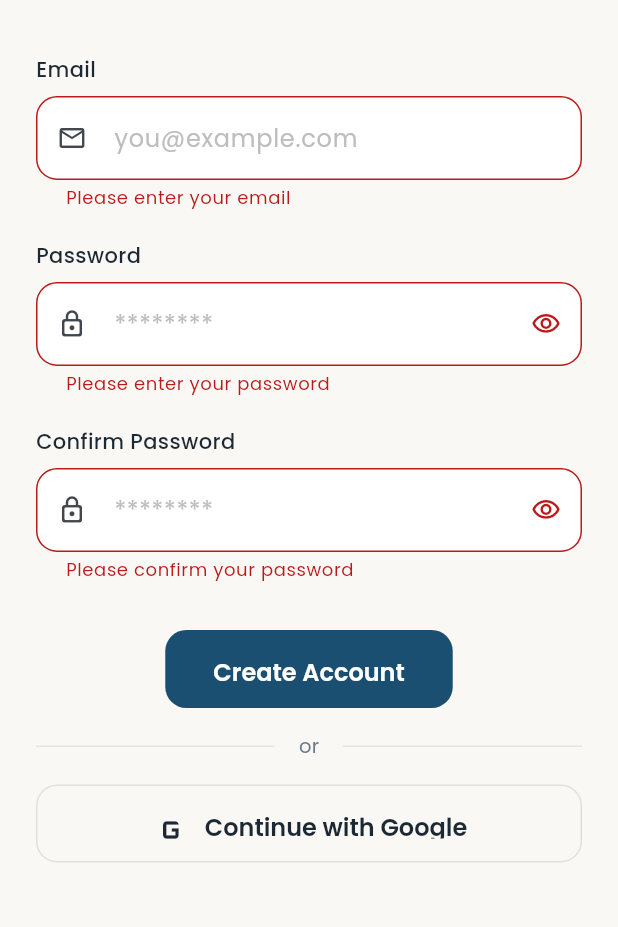
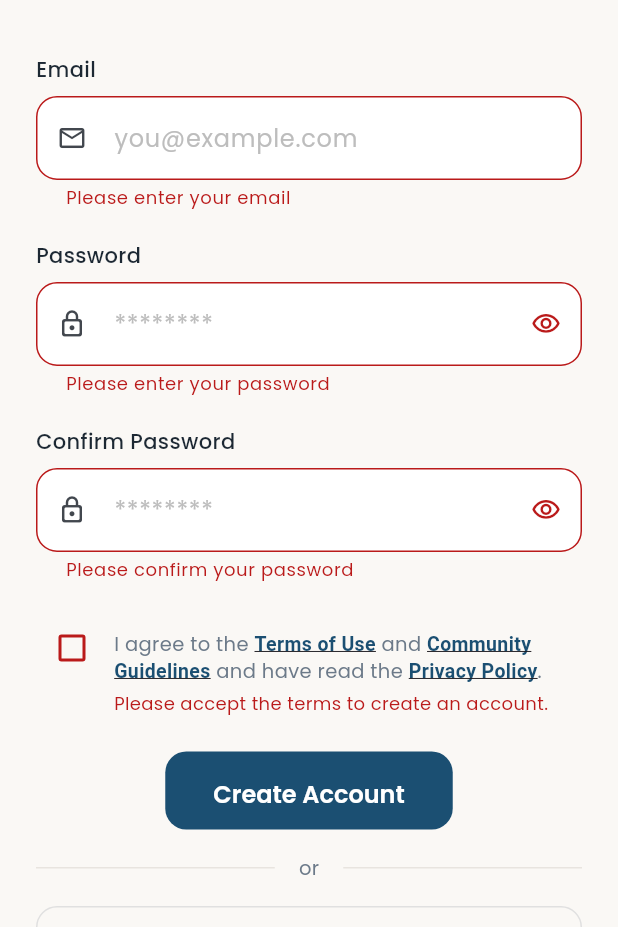
Before and after one commit to AlexandreC1/htbiz, a Flutter app: the SignUpScreen screen opened directly, after a tap on "Create Account", on a phone screen of 412 x 824 dp, the part 309-1236 px from its top. Run offline on Flutter 3.47's test engine with Material 3 defaults, Android fonts, the phone set to English and light mode, and no system bars; our stand-ins replace cached_network_image, firebase_core, firebase_messaging, fl_chart, flutter_dotenv, flutter_native_splash and 8 more; missing offline and left inert: dart:js_interop; accounts and stored records are empty; network calls fail.

Commit message:
Add in-app account deletion and terms acceptance at sign up

```diff
--- /dev/null
+++ b/lib/config/legal_links.dart
@@ -0,0 +1,15 @@
+/// Public web pages the app links to.
+///
+/// OWNER ACTION: these point at GitHub Pages for this repository. Replace
+/// [_host] with wherever the `landing/` folder is actually published, and
+/// enter the same delete-account URL in the Play Console Data safety form.
+class LegalLinks {
+  static const _host = 'https://alexandrec1.github.io/htbiz';
+
+  static final terms = Uri.parse('$_host/terms.html');
+  static final guidelines = Uri.parse('$_host/guidelines.html');
+  static final privacy = Uri.parse('$_host/privacy.html');
+
+  /// Where an account can be deleted without the app.
+  static final deleteAccount = Uri.parse('$_host/delete-account.html');
+}
--- a/lib/screens/auth/signup_screen.dart
+++ b/lib/screens/auth/signup_screen.dart
@@ -9,6 +9,7 @@ import '../../main.dart';
 import '../../services/app_exception.dart';
 import '../../services/google_auth_service.dart';
 import '../../widgets/app_toast.dart';
+import '../../widgets/legal_consent.dart';
 import '../../services/business_service.dart';
 import '../../services/localization_service.dart';
 import '../main_shell.dart';
@@ -33,6 +34,8 @@ class _SignUpScreenState extends State<SignUpScreen> {
   bool _obscureConfirmPassword = true;
   bool _awaitingEmailConfirmation = false;
   bool _isResendingConfirmation = false;
+  bool _acceptedTerms = false;
+  bool _showTermsError = false;
   StreamSubscription<AuthState>? _authSubscription;
 
   @override
@@ -56,7 +59,17 @@ class _SignUpScreenState extends State<SignUpScreen> {
     super.dispose();
   }
 
+  void _setAcceptedTerms(bool value) {
+    setState(() => _acceptedTerms = value);
+  }
+
   Future<void> _signUpWithGoogle() async {
+    // Google creates the account too, so the same acceptance is required.
+    if (!_acceptedTerms) {
+      setState(() => _showTermsError = true);
+      return;
+    }
+
     setState(() => _isGoogleLoading = true);
 
     try {
@@ -114,7 +127,9 @@ class _SignUpScreenState extends State<SignUpScreen> {
   }
 
   Future<void> _signUp() async {
-    if (!_formKey.currentState!.validate()) return;
+    final formValid = _formKey.currentState!.validate();
+    if (!_acceptedTerms) setState(() => _showTermsError = true);
+    if (!formValid || !_acceptedTerms) return;
 
     setState(() => _isLoading = true);
 
@@ -357,7 +372,16 @@ class _SignUpScreenState extends State<SignUpScreen> {
                         },
                       ),
 
-                      const SizedBox(height: 32),
+                      const SizedBox(height: 20),
+
+                      // Terms acceptance
+                      LegalConsentCheckbox(
+                        value: _acceptedTerms,
+                        showError: _showTermsError,
+                        onChanged: _setAcceptedTerms,
+                      ),
+
+                      const SizedBox(height: 24),
 
                       // Sign up button
                       AnimatedSwitcher(
--- a/lib/services/localization_service.dart
+++ b/lib/services/localization_service.dart
@@ -343,6 +343,37 @@ class LocalizationService extends ChangeNotifier {
       'confirm': 'Confirm',
       'guest': 'Guest',
       'sign_out': 'Sign Out',
+
+      // Account deletion and terms acceptance
+      'delete_account': 'Delete my account',
+      'delete_account_title': 'Delete your account?',
+      'delete_account_intro': 'This permanently deletes:',
+      'delete_account_item_profile': 'Your profile and your sign-in',
+      'delete_account_item_reviews':
+          'Your reviews, your likes and the photos you uploaded',
+      'delete_account_item_favorites':
+          'Your favorites, check-ins and notifications',
+      'delete_account_item_businesses':
+          'The businesses you own, with their photos and every review they received',
+      'delete_account_irreversible': 'This cannot be undone.',
+      'delete_account_type_to_confirm': 'Type {word} to confirm.',
+      'delete_account_confirm_word': 'DELETE',
+      'delete_account_confirm_button': 'Delete permanently',
+      'delete_account_in_progress': 'Deleting your account...',
+      'delete_account_success': 'Your account has been deleted.',
+      'delete_account_failed':
+          'We could not delete your account. It is still active. Please try again.',
+      'delete_account_offline':
+          'Could not reach HTBiz. Your account was not deleted. Check your connection and try again.',
+      'terms_agree':
+          'I agree to the {terms} and {guidelines} and have read the {privacy}.',
+      'google_terms_notice':
+          'By continuing with Google, you agree to the {terms} and {guidelines} and confirm you have read the {privacy}.',
+      'terms_of_use': 'Terms of Use',
+      'community_guidelines': 'Community Guidelines',
+      'privacy_policy': 'Privacy Policy',
+      'terms_required': 'Please accept the terms to create an account.',
+      'link_open_failed': 'Could not open the link.',
     },
     'fr': {
       'usage_users': 'Utilisateurs actifs',
@@ -656,6 +687,39 @@ class LocalizationService extends ChangeNotifier {
           'Un nouveau lien de confirmation vous a \u00e9t\u00e9 envoy\u00e9.',
       'use_different_email': 'Utiliser une autre adresse email',
       'sign_out': 'Se d\u00e9connecter',
+
+      // Account deletion and terms acceptance
+      'delete_account': 'Supprimer mon compte',
+      'delete_account_title': 'Supprimer votre compte ?',
+      'delete_account_intro': 'Cette action supprime définitivement :',
+      'delete_account_item_profile':
+          'Votre profil et votre identifiant de connexion',
+      'delete_account_item_reviews':
+          'Vos avis, vos mentions J’aime et les photos que vous avez envoyées',
+      'delete_account_item_favorites':
+          'Vos favoris, vos visites et vos notifications',
+      'delete_account_item_businesses':
+          'Les entreprises dont vous êtes propriétaire, avec leurs photos et tous les avis qu’elles ont reçus',
+      'delete_account_irreversible': 'Cette action est irréversible.',
+      'delete_account_type_to_confirm': 'Tapez {word} pour confirmer.',
+      'delete_account_confirm_word': 'SUPPRIMER',
+      'delete_account_confirm_button': 'Supprimer définitivement',
+      'delete_account_in_progress': 'Suppression du compte...',
+      'delete_account_success': 'Votre compte a été supprimé.',
+      'delete_account_failed':
+          'Nous n’avons pas pu supprimer votre compte. Il est toujours actif. Veuillez réessayer.',
+      'delete_account_offline':
+          'Impossible de joindre HTBiz. Votre compte n’a pas été supprimé. Vérifiez votre connexion et réessayez.',
+      'terms_agree':
+          'J’accepte les {terms} et les {guidelines} et j’ai lu la {privacy}.',
+      'google_terms_notice':
+          'En continuant avec Google, vous acceptez les {terms} et les {guidelines} et confirmez avoir lu la {privacy}.',
+      'terms_of_use': 'Conditions d’utilisation',
+      'community_guidelines': 'Règles de la communauté',
+      'privacy_policy': 'Politique de confidentialité',
+      'terms_required':
+          'Veuillez accepter les conditions pour créer un compte.',
+      'link_open_failed': 'Impossible d’ouvrir le lien.',
     },
     'ht': {
       'usage_users': 'Itilizatè aktif',
@@ -957,6 +1021,37 @@ class LocalizationService extends ChangeNotifier {
           'Ou gen 10 biznis ki poko verifye. Fè verifye youn anvan ou ajoute lòt.',
       'error_like_limit':
           'Ou rive nan limit renmen pou jounen an. Eseye ankò pita.',
+
+      // Account deletion and terms acceptance
+      'delete_account': 'Efase kont mwen',
+      'delete_account_title': 'Efase kont ou?',
+      'delete_account_intro': 'Sa ap efase nèt:',
+      'delete_account_item_profile': 'Pwofil ou ak koneksyon ou',
+      'delete_account_item_reviews':
+          'Reviw ou yo, renmen ou yo ak foto ou te voye yo',
+      'delete_account_item_favorites':
+          'Favori ou yo, vizit ou yo ak notifikasyon ou yo',
+      'delete_account_item_businesses':
+          'Biznis ki pou ou yo, ak foto yo ansanm ak tout reviw yo te resevwa',
+      'delete_account_irreversible': 'Ou p ap ka defèt sa.',
+      'delete_account_type_to_confirm': 'Tape {word} pou konfime.',
+      'delete_account_confirm_word': 'EFASE',
+      'delete_account_confirm_button': 'Efase nèt',
+      'delete_account_in_progress': 'N ap efase kont ou...',
+      'delete_account_success': 'Kont ou efase.',
+      'delete_account_failed':
+          'Nou pa rive efase kont ou. Li toujou aktif. Tanpri eseye ankò.',
+      'delete_account_offline':
+          'Nou pa ka jwenn HTBiz. Kont ou pa efase. Tcheke koneksyon ou epi eseye ankò.',
+      'terms_agree':
+          'Mwen dakò ak {terms} ak {guidelines} epi mwen li {privacy}.',
+      'google_terms_notice':
+          'Lè ou kontinye ak Google, ou dakò ak {terms} ak {guidelines} epi ou konfime ou li {privacy}.',
+      'terms_of_use': 'Kondisyon itilizasyon yo',
+      'community_guidelines': 'Règ kominote a',
+      'privacy_policy': 'Politik konfidansyalite a',
+      'terms_required': 'Tanpri aksepte kondisyon yo pou kreye yon kont.',
+      'link_open_failed': 'Nou pa ka louvri lyen an.',
     },
   };
 }
--- /dev/null
+++ b/lib/widgets/legal_consent.dart
@@ -0,0 +1,177 @@
+import 'package:flutter/gestures.dart';
+import 'package:flutter/material.dart';
+import 'package:provider/provider.dart';
+import 'package:url_launcher/url_launcher.dart';
+import '../config/legal_links.dart';
+import '../main.dart';
+import '../services/localization_service.dart';
+import 'app_toast.dart';
+
+/// A localized sentence whose `{terms}`, `{guidelines}` and `{privacy}`
+/// placeholders become links to the published documents.
+class LegalConsentText extends StatefulWidget {
+  const LegalConsentText({
+    super.key,
+    required this.templateKey,
+    this.textAlign = TextAlign.start,
+    this.fontSize = 13,
+  });
+
+  /// Localization key of the sentence, for example `terms_agree`.
+  final String templateKey;
+  final TextAlign textAlign;
+  final double fontSize;
+
+  @override
+  State<LegalConsentText> createState() => _LegalConsentTextState();
+}
+
+class _LegalConsentTextState extends State<LegalConsentText> {
+  static final _placeholder = RegExp(r'\{(terms|guidelines|privacy)\}');
+
+  static const _labelKeys = {
+    'terms': 'terms_of_use',
+    'guidelines': 'community_guidelines',
+    'privacy': 'privacy_policy',
+  };
+
+  final _terms = TapGestureRecognizer();
+  final _guidelines = TapGestureRecognizer();
+  final _privacy = TapGestureRecognizer();
+
+  @override
+  void initState() {
+    super.initState();
+    _terms.onTap = () => _open(LegalLinks.terms);
+    _guidelines.onTap = () => _open(LegalLinks.guidelines);
+    _privacy.onTap = () => _open(LegalLinks.privacy);
+  }
+
+  @override
+  void dispose() {
+    _terms.dispose();
+    _guidelines.dispose();
+    _privacy.dispose();
+    super.dispose();
+  }
+
+  Future<void> _open(Uri url) async {
+    var opened = false;
+    try {
+      opened = await launchUrl(url, mode: LaunchMode.externalApplication);
+    } catch (error) {
+      debugPrint('Could not open $url: $error');
+    }
+    if (!opened && mounted) {
+      AppToast.error(context, LocalizationService().t('link_open_failed'));
+    }
+  }
+
+  TapGestureRecognizer _recognizerFor(String name) {
+    switch (name) {
+      case 'terms':
+        return _terms;
+      case 'guidelines':
+        return _guidelines;
+      default:
+        return _privacy;
+    }
+  }
+
+  @override
+  Widget build(BuildContext context) {
+    final localization = Provider.of<LocalizationService>(context);
+    final template = localization.t(widget.templateKey);
+    const linkStyle = TextStyle(
+      color: AppColors.primary,
+      fontWeight: FontWeight.w600,
+      decoration: TextDecoration.underline,
+    );
+
+    final spans = <InlineSpan>[];
+    var cursor = 0;
+    for (final match in _placeholder.allMatches(template)) {
+      if (match.start > cursor) {
+        spans.add(TextSpan(text: template.substring(cursor, match.start)));
+      }
+      final name = match.group(1)!;
+      spans.add(
+        TextSpan(
+          text: localization.t(_labelKeys[name]!),
+          style: linkStyle,
+          recognizer: _recognizerFor(name),
+        ),
+      );
+      cursor = match.end;
+    }
+    if (cursor < template.length) {
+      spans.add(TextSpan(text: template.substring(cursor)));
+    }
+
+    return Text.rich(
+      TextSpan(children: spans),
+      textAlign: widget.textAlign,
+      style: TextStyle(
+        fontSize: widget.fontSize,
+        height: 1.4,
+        color: AppColors.textSecondary,
+      ),
+    );
+  }
+}
+
+/// The required "I agree" row of the sign up form.
+class LegalConsentCheckbox extends StatelessWidget {
+  const LegalConsentCheckbox({
+    super.key,
+    required this.value,
+    required this.onChanged,
+    this.showError = false,
+  });
+
+  final bool value;
+  final ValueChanged<bool> onChanged;
+
+  /// True once the user tried to continue without accepting.
+  final bool showError;
+
+  @override
+  Widget build(BuildContext context) {
+    final localization = Provider.of<LocalizationService>(context);
+    final missing = showError && !value;
+    return Column(
+      crossAxisAlignment: CrossAxisAlignment.start,
+      mainAxisSize: MainAxisSize.min,
+      children: [
+        Row(
+          crossAxisAlignment: CrossAxisAlignment.start,
+          children: [
+            Checkbox(
+              value: value,
+              isError: missing,
+              onChanged: (checked) => onChanged(checked ?? false),
+            ),
+            const SizedBox(width: 4),
+            const Expanded(
+              child: Padding(
+                padding: EdgeInsets.only(top: 12),
+                child: LegalConsentText(templateKey: 'terms_agree'),
+              ),
+            ),
+          ],
+        ),
+        if (missing)
+          Padding(
+            padding: const EdgeInsets.only(left: 52, top: 4),
+            child: Text(
+              localization.t('terms_required'),
+              style: TextStyle(
+                fontSize: 12,
+                color: Theme.of(context).colorScheme.error,
+              ),
+            ),
+          ),
+      ],
+    );
+  }
+}
```
Also changed, not shown: lib/screens/auth/login_screen.dart (+8 -0 lines), lib/screens/profile/delete_account_dialog.dart (added, +100 -0 lines), lib/screens/profile/profile_screen.dart (+62 -0 lines), lib/services/account_service.dart (added, +89 -0 lines).
